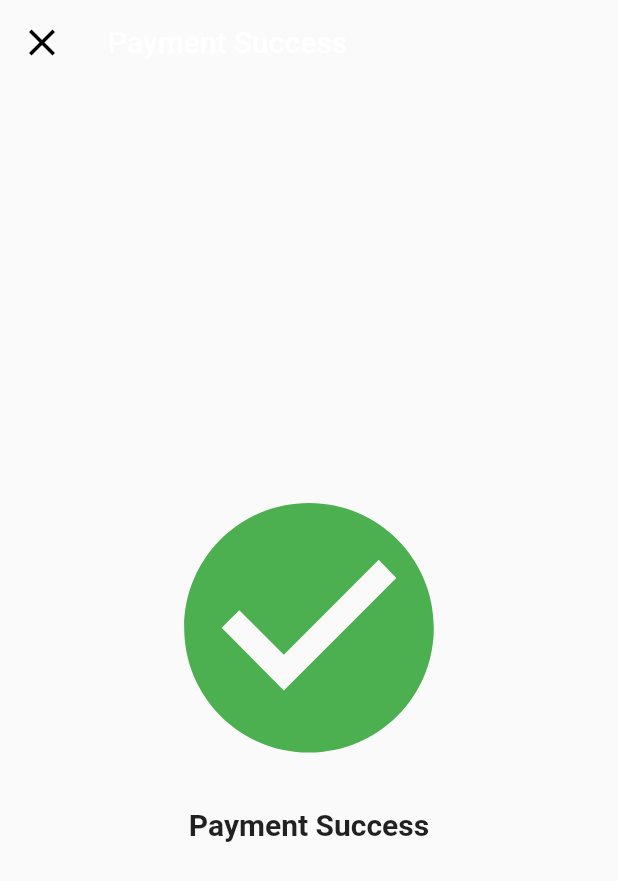
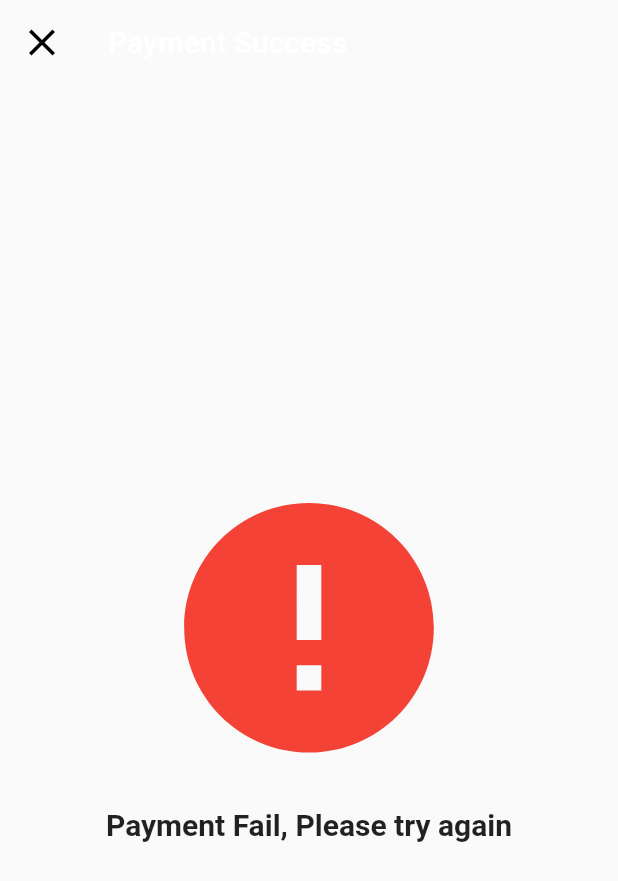
Before and after one commit to nhduchuy2306/partner-mobile-v2, a Flutter app: the PaymentSuccess screen opened directly, on a phone screen of 412 x 824 dp. Shown: the top 881 px of the screen. Run offline on Flutter 3.47's test engine with Material 2 defaults, Android fonts, the phone set to English and light mode, and no system bars; our stand-ins replace firebase_auth, firebase_core, firebase_dynamic_links, firebase_messaging, flutter_local_notifications, font_awesome_flutter and 4 more; accounts and stored records are empty.

Commit message:
update in dev

```diff
--- a/lib/screens/profile/payment_success.dart
+++ b/lib/screens/profile/payment_success.dart
@@ -1,7 +1,10 @@
 import 'package:flutter/material.dart';
 import 'package:partner_mobile/models/raise_recharge_wallet.dart';
+import 'package:partner_mobile/provider/dynamic_link_provider.dart';
 import 'package:partner_mobile/screens/dashboard/dashboard_screen.dart';
 import 'package:partner_mobile/services/raise_recharge_service.dart';
+import 'package:provider/provider.dart';
+import 'package:shared_preferences/shared_preferences.dart';
 
 class PaymentSuccess extends StatefulWidget {
   const PaymentSuccess({super.key, this.raiseWallet});
@@ -13,6 +16,8 @@ class PaymentSuccess extends StatefulWidget {
 }
 
 class _PaymentSuccessState extends State<PaymentSuccess> {
+  bool isPaymentSuccess = false;
+
   @override
   void initState() {
     super.initState();
@@ -20,7 +25,16 @@ class _PaymentSuccessState extends State<PaymentSuccess> {
   }
 
   void _raiseRechargeRequest() async {
-    if (widget.raiseWallet != null) {
+    final SharedPreferences prefs = await SharedPreferences.getInstance();
+    isPaymentSuccess = prefs.getBool('isPaymentSuccess') ?? false;
+    setState(() {
+      isPaymentSuccess = prefs.getBool('isPaymentSuccess') ?? false;
+    });
+    if (isPaymentSuccess) {
+      prefs.remove('isPaymentSuccess');
+    }
+    print('isPaymentSuccess-----------: $isPaymentSuccess');
+    if (isPaymentSuccess) {
       await RaiseRechargeService.raiseRechargeRequest(widget.raiseWallet!);
     }
   }
@@ -47,7 +61,8 @@ class _PaymentSuccessState extends State<PaymentSuccess> {
               size: 30,
             ),
           )),
-      body: const Center(
+      body: isPaymentSuccess == true
+          ? const Center(
               child: Column(
                 mainAxisAlignment: MainAxisAlignment.center,
                 crossAxisAlignment: CrossAxisAlignment.center,
@@ -66,7 +81,29 @@ class _PaymentSuccessState extends State<PaymentSuccess> {
                     ),
                   ),
                 ],
-      )),
+              ),
+            )
+          : const Center(
+              child: Column(
+                mainAxisAlignment: MainAxisAlignment.center,
+                crossAxisAlignment: CrossAxisAlignment.center,
+                children: [
+                  Icon(
+                    Icons.error,
+                    size: 200,
+                    color: Colors.red,
+                  ),
+                  SizedBox(height: 20),
+                  Text(
+                    'Payment Fail, Please try again',
+                    style: TextStyle(
+                      fontSize: 20,
+                      fontWeight: FontWeight.bold,
+                    ),
+                  ),
+                ],
+              ),
+            ),
     );
   }
 }
```
Also changed, not shown: lib/main.dart (+21 -4 lines), lib/provider/dynamic_link_provider.dart (+34 -3 lines), lib/screens/profile/customer_wallet.dart (+5 -2 lines). Lines whose indentation alone changed are shown as unchanged.
